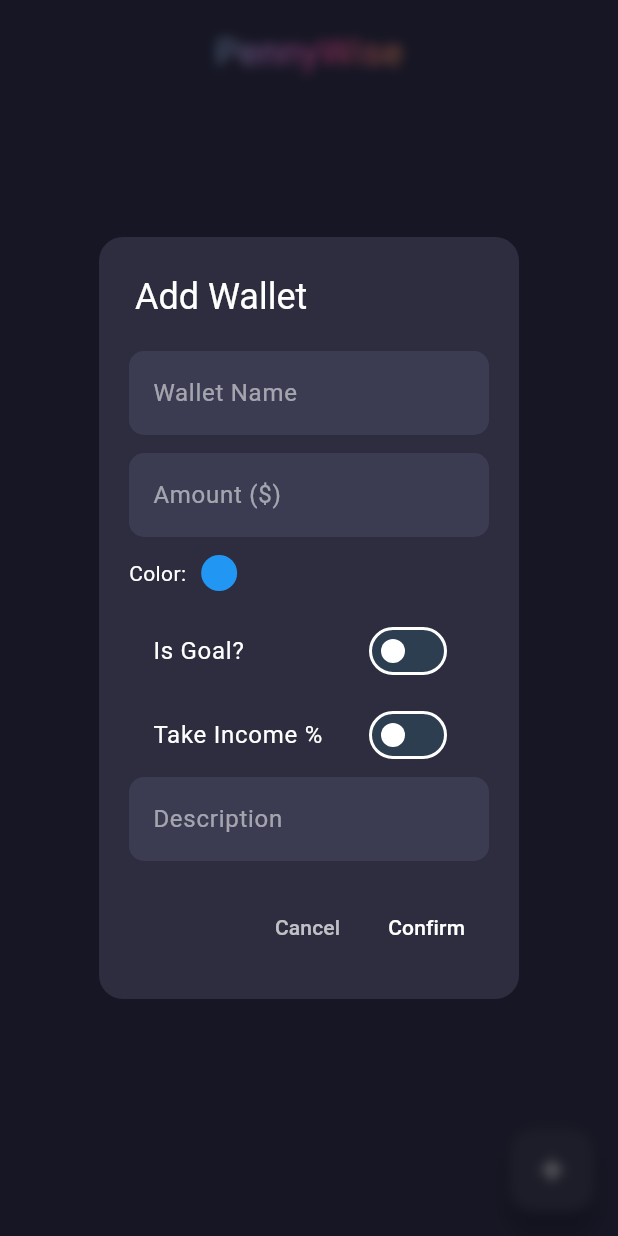
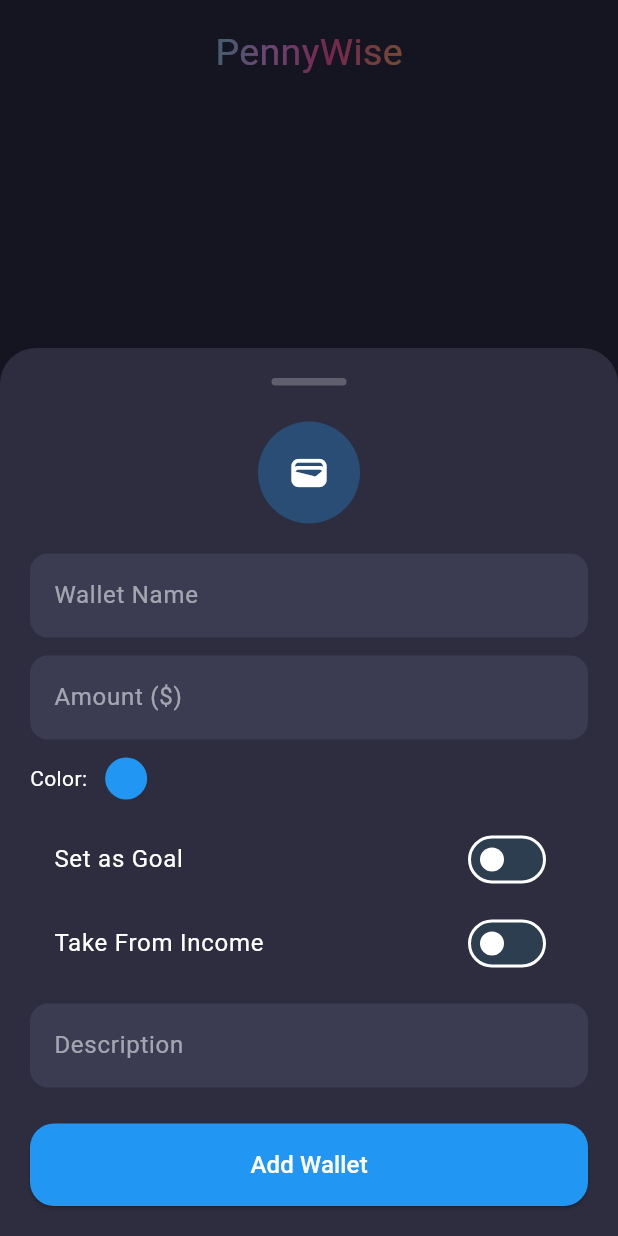
Before and after one commit to sadmaxie/PennyWise, a Flutter app: the WalletsPage screen opened by its route, after a tap on the "add" icon, on a phone screen of 412 x 824 dp. Run offline on Flutter 3.47's test engine with Material 3 defaults, Android fonts, the light colour scheme and no system bars; our stand-ins replace file_picker, flutter_svg, fluttertoast, google_nav_bar, hive, image_picker; accounts and stored records are empty.

Commit message:
Refactor: Rework 'add new wallet' page to display as a bottom sheet.

```diff
--- a/lib/database/wallet_provider.dart
+++ b/lib/database/wallet_provider.dart
@@ -62,6 +62,14 @@ class WalletProvider extends ChangeNotifier {
       );
     }).toList();
   }
+
+  double totalIncomePercentExcluding(Wallet? excludeWallet) {
+    return wallets
+        .where((wallet) =>
+    wallet != excludeWallet && wallet.incomePercent != null)
+        .map((wallet) => wallet.incomePercent!)
+        .fold(0.0, (sum, percent) => sum + percent);
+  }
 }
 
 class ProgressItemWithPercentage {
--- a/lib/models/wallet_card.dart
+++ b/lib/models/wallet_card.dart
@@ -169,7 +169,7 @@ class WalletCard extends StatelessWidget {
                       ),
                     ),
                     Text(
-                      "${(share * 100).toStringAsFixed(2)}%",
+                      "${(share * 100).toStringAsFixed(1)}%",
                       style: const TextStyle(
                         fontSize: 12,
                         color: Colors.white,
--- a/lib/models/wallet_popup.dart
+++ b/lib/models/wallet_popup.dart
@@ -1,124 +1,261 @@
-import 'dart:ui';
+import 'dart:io';
 import 'package:flutter/material.dart';
 import 'package:flutter/services.dart';
+import 'package:image_picker/image_picker.dart';
 import 'package:provider/provider.dart';
 
 import '../database/wallet.dart';
 import '../database/wallet_provider.dart';
+import '../utils/toast_util.dart';
 
-void showWalletPopup(BuildContext context, [Wallet? wallet, int? index]) {
-  final nameController = TextEditingController(text: wallet?.name ?? '');
-  final amountController = TextEditingController(text: wallet?.amount.toString() ?? '');
-  final goalAmountController = TextEditingController(text: wallet?.goalAmount?.toString() ?? '');
-  final descriptionController = TextEditingController(text: wallet?.description ?? '');
-  final incomePercentController = TextEditingController(text: wallet?.incomePercent?.toString() ?? '');
+void showWalletModalSheet(BuildContext context, [Wallet? wallet, int? index]) {
+  showModalBottomSheet(
+    context: context,
+    isScrollControlled: true,
+    backgroundColor: Colors.transparent,
+    builder: (_) => WalletFormSheet(wallet: wallet, index: index),
+  );
+}
 
-  bool isGoal = wallet?.isGoal ?? false;
-  bool hasIncome = wallet?.incomePercent != null;
-  Color selectedColor = wallet?.color ?? Colors.blue;
+class WalletFormSheet extends StatefulWidget {
+  final Wallet? wallet;
+  final int? index;
 
-  showGeneralDialog(
-    context: context,
-    barrierDismissible: true,
-    barrierLabel: 'WalletPopup',
-    pageBuilder: (_, __, ___) => _DialogWrapper(
-      title: wallet == null ? 'Add Wallet' : 'Edit Wallet',
-      contentBuilder: (context, setState, close) {
-        return StatefulBuilder(builder: (context, innerSetState) {
-          return Column(
-            mainAxisSize: MainAxisSize.min,
+  const WalletFormSheet({super.key, this.wallet, this.index});
+
+  @override
+  State<WalletFormSheet> createState() => _WalletFormSheetState();
+}
+
+class _WalletFormSheetState extends State<WalletFormSheet> {
+  late TextEditingController nameController;
+  late TextEditingController amountController;
+  late TextEditingController goalAmountController;
+  late TextEditingController descriptionController;
+  late TextEditingController incomePercentController;
+
+  bool isGoal = false;
+  bool hasIncome = false;
+  Color selectedColor = Colors.blue;
+  File? selectedImage;
+
+  @override
+  void initState() {
+    super.initState();
+    final wallet = widget.wallet;
+    nameController = TextEditingController(text: wallet?.name ?? '');
+    amountController = TextEditingController(text: wallet?.amount.toString() ?? '');
+    goalAmountController = TextEditingController(text: wallet?.goalAmount?.toString() ?? '');
+    descriptionController = TextEditingController(text: wallet?.description ?? '');
+    incomePercentController = TextEditingController(text: wallet?.incomePercent?.toString() ?? '');
+    isGoal = wallet?.isGoal ?? false;
+    hasIncome = wallet?.incomePercent != null;
+    selectedColor = wallet?.color ?? Colors.blue;
+    selectedImage = wallet?.imagePath != null ? File(wallet!.imagePath!) : null;
+  }
+
+  @override
+  Widget build(BuildContext context) {
+    final provider = Provider.of<WalletProvider>(context, listen: false);
+    final remaining = 100 - provider.totalIncomePercentExcluding(widget.wallet);
+
+    return Container(
+      padding: EdgeInsets.only(
+        bottom: MediaQuery.of(context).viewInsets.bottom + 20,
+        top: 20,
+        left: 20,
+        right: 20,
+      ),
+      decoration: const BoxDecoration(
+        color: Color(0xFF2D2D3F),
+        borderRadius: BorderRadius.vertical(top: Radius.circular(24)),
+      ),
+      child: SingleChildScrollView(
+        child: Column(
           children: [
+            // Top drag handle
+            Container(
+              width: 50,
+              height: 5,
+              decoration: BoxDecoration(
+                color: Colors.white24,
+                borderRadius: BorderRadius.circular(12),
+              ),
+            ),
+            const SizedBox(height: 24),
+
+            // Avatar
+            GestureDetector(
+              onTap: _pickImage,
+              child: CircleAvatar(
+                radius: 34,
+                backgroundColor: selectedColor.withOpacity(0.3),
+                backgroundImage: selectedImage != null ? FileImage(selectedImage!) : null,
+                child: selectedImage == null
+                    ? const Icon(Icons.wallet, size: 28, color: Colors.white)
+                    : null,
+              ),
+            ),
+            const SizedBox(height: 20),
+
+            // Fields
             _styledField(nameController, "Wallet Name"),
             const SizedBox(height: 12),
             _styledField(amountController, "Amount (\$)", isNumber: true),
             const SizedBox(height: 12),
+
+            // Color picker
             Row(
               children: [
                 const Text("Color:", style: TextStyle(color: Colors.white)),
-                  const SizedBox(width: 10),
+                const SizedBox(width: 12),
                 GestureDetector(
-                    onTap: () async {
-                      final picked = await showDialog(
+                  onTap: _pickColor,
+                  child: CircleAvatar(backgroundColor: selectedColor, radius: 14),
+                ),
+              ],
+            ),
+            const SizedBox(height: 12),
+
+            // Toggles
+            SwitchListTile.adaptive(
+              value: isGoal,
+              onChanged: (val) => setState(() => isGoal = val),
+              title: const Text("Set as Goal", style: TextStyle(color: Colors.white)),
+            ),
+            if (isGoal)
+              _styledField(goalAmountController, "Goal Amount", isNumber: true),
+
+            SwitchListTile.adaptive(
+              value: hasIncome,
+              onChanged: (val) => setState(() => hasIncome = val),
+              title: const Text("Take From Income", style: TextStyle(color: Colors.white)),
+            ),
+            if (hasIncome) ...[
+              _styledField(incomePercentController, "Income % (0-100)", isNumber: true),
+              Align(
+                alignment: Alignment.centerLeft,
+                child: Text(
+                  "Remaining: ${remaining.toStringAsFixed(0)}%",
+                  style: const TextStyle(color: Colors.white60, fontSize: 12),
+                ),
+              ),
+            ],
+
+            const SizedBox(height: 12),
+            _styledField(descriptionController, "Description", isMultiline: true),
+            const SizedBox(height: 24),
+
+            // Action button
+            SizedBox(
+              width: double.infinity,
+              child: ElevatedButton(
+                style: ElevatedButton.styleFrom(
+                  backgroundColor: selectedColor,
+                  padding: const EdgeInsets.symmetric(vertical: 16),
+                  shape: RoundedRectangleBorder(borderRadius: BorderRadius.circular(16)),
+                ),
+                onPressed: () => _handleSave(context, provider, remaining),
+                child: Text(
+                  widget.wallet == null ? "Add Wallet" : "Save Changes",
+                  style: const TextStyle(fontSize: 16, color: Colors.white),
+                ),
+              ),
+            ),
+          ],
+        ),
+      ),
+    );
+  }
+
+  void _handleSave(BuildContext context, WalletProvider provider, double remaining) {
+    final name = nameController.text.trim();
+    final percent = double.tryParse(incomePercentController.text);
+
+    if (name.isEmpty) {
+      showToast("Wallet name is required", color: Colors.red);
+      return;
+    }
+    if (isGoal && double.tryParse(goalAmountController.text) == null) {
+      showToast("Enter a valid goal amount", color: Colors.red);
+      return;
+    }
+    if (hasIncome && (percent == null || percent > remaining)) {
+      showToast("Invalid or excess income %", color: Colors.red);
+      return;
+    }
+
+    final newWallet = Wallet(
+      name: name,
+      amount: double.tryParse(amountController.text) ?? 0,
+      isGoal: isGoal,
+      goalAmount: isGoal ? double.tryParse(goalAmountController.text) : null,
+      incomePercent: hasIncome ? percent : null,
+      description: descriptionController.text.trim(),
+      colorValue: selectedColor.value,
+      imagePath: selectedImage?.path,
+      createdAt: widget.wallet?.createdAt ?? DateTime.now(),
+      history: widget.wallet?.history ?? [],
+      icon: widget.wallet?.icon,
+    );
+
+    if (widget.wallet == null) {
+      provider.addWallet(newWallet);
+    } else if (widget.index != null) {
+      provider.updateWallet(widget.index!, newWallet);
+    }
+
+    Navigator.pop(context);
+  }
+
+  Future<void> _pickImage() async {
+    final picker = ImagePicker();
+    final picked = await picker.pickImage(source: ImageSource.gallery);
+    if (picked != null) setState(() => selectedImage = File(picked.path));
+  }
+
+  Future<void> _pickColor() async {
+    final picked = await showDialog<Color>(
       context: context,
       builder: (_) => AlertDialog(
         backgroundColor: const Color(0xFF2D2D3F),
         title: const Text("Pick a color", style: TextStyle(color: Colors.white)),
         content: Wrap(
-                            children: Colors.primaries.map((c) {
-                              return GestureDetector(
+          spacing: 10,
+          runSpacing: 10,
+          children: Colors.primaries
+              .expand((color) => [100, 400, 700].map((shade) => color[shade]!))
+              .map((c) => GestureDetector(
             onTap: () => Navigator.pop(context, c),
             child: Container(
-                                  margin: const EdgeInsets.all(4),
               width: 30,
               height: 30,
-                                  decoration: BoxDecoration(color: c, shape: BoxShape.circle),
+              decoration: BoxDecoration(
+                color: c,
+                shape: BoxShape.circle,
+                border: selectedColor == c
+                    ? Border.all(color: Colors.white, width: 2)
+                    : null,
               ),
-                              );
-                            }).toList(),
+            ),
+          ))
+              .toList(),
         ),
       ),
     );
-                      if (picked != null) innerSetState(() => selectedColor = picked);
-                    },
-                    child: CircleAvatar(backgroundColor: selectedColor, radius: 12),
-                  ),
-                ],
-              ),
-              const SizedBox(height: 12),
-              SwitchListTile(
-                value: isGoal,
-                onChanged: (val) => innerSetState(() => isGoal = val),
-                title: const Text("Is Goal?", style: TextStyle(color: Colors.white)),
-              ),
-              if (isGoal)
-                _styledField(goalAmountController, "Goal Amount", isNumber: true),
-              SwitchListTile(
-                value: hasIncome,
-                onChanged: (val) => innerSetState(() => hasIncome = val),
-                title: const Text("Take Income %", style: TextStyle(color: Colors.white)),
-              ),
-              if (hasIncome)
-                _styledField(incomePercentController, "Income %", isNumber: true),
-              _styledField(descriptionController, "Description"),
-            ],
-          );
-        });
-      },
-      onConfirm: () {
-        final name = nameController.text.trim();
-        final amount = double.tryParse(amountController.text) ?? 0;
-        final goal = isGoal ? double.tryParse(goalAmountController.text) : null;
-        final income = hasIncome ? double.tryParse(incomePercentController.text) : null;
-        final desc = descriptionController.text.trim();
-
-        final newWallet = Wallet(
-          name: name,
-          amount: amount,
-          isGoal: isGoal,
-          goalAmount: goal,
-          incomePercent: income,
-          description: desc,
-          colorValue: selectedColor.value,
-          icon: wallet?.icon,
-          history: wallet?.history ?? [],
-          createdAt: wallet?.createdAt ?? DateTime.now(),
-        );
-
-        final provider = Provider.of<WalletProvider>(context, listen: false);
-        if (wallet == null) {
-          provider.addWallet(newWallet);
-        } else if (index != null) {
-          provider.updateWallet(index, newWallet);
-        }
-      },
-    ),
-  );
+    if (picked != null) setState(() => selectedColor = picked);
   }
 
-Widget _styledField(TextEditingController controller, String hint, {bool isNumber = false}) {
+  Widget _styledField(TextEditingController controller, String hint,
+      {bool isNumber = false, bool isMultiline = false}) {
     return TextField(
       controller: controller,
-    keyboardType: isNumber ? const TextInputType.numberWithOptions(decimal: true) : TextInputType.text,
+      keyboardType: isNumber
+          ? const TextInputType.numberWithOptions(decimal: true)
+          : isMultiline
+          ? TextInputType.multiline
+          : TextInputType.text,
+      maxLines: isMultiline ? null : 1,
       inputFormatters: isNumber
           ? [FilteringTextInputFormatter.allow(RegExp(r'[0-9.]'))]
           : [],
@@ -129,54 +266,10 @@ Widget _styledField(TextEditingController controller, String hint, {bool isNumbe
         filled: true,
         fillColor: const Color(0xFF3B3B52),
         border: OutlineInputBorder(
-        borderRadius: BorderRadius.circular(10),
+          borderRadius: BorderRadius.circular(12),
           borderSide: BorderSide.none,
         ),
       ),
     );
   }
-
-class _DialogWrapper extends StatelessWidget {
-  final String title;
-  final Widget Function(BuildContext, void Function(void Function()), VoidCallback) contentBuilder;
-  final VoidCallback onConfirm;
-
-  const _DialogWrapper({
-    required this.title,
-    required this.contentBuilder,
-    required this.onConfirm,
-  });
-
-  @override
-  Widget build(BuildContext context) {
-    return BackdropFilter(
-      filter: ImageFilter.blur(sigmaX: 4, sigmaY: 4),
-      child: Center(
-        child: AlertDialog(
-          backgroundColor: const Color(0xFF2D2D3F),
-          shape: RoundedRectangleBorder(borderRadius: BorderRadius.circular(16)),
-          contentPadding: const EdgeInsets.symmetric(horizontal: 20, vertical: 20),
-          title: Text(title, style: const TextStyle(color: Colors.white)),
-          content: StatefulBuilder(
-            builder: (context, setState) {
-              return contentBuilder(context, setState, () => Navigator.pop(context));
-            },
-          ),
-          actions: [
-            TextButton(
-              onPressed: () => Navigator.pop(context),
-              child: const Text("Cancel", style: TextStyle(color: Colors.white70)),
-            ),
-            TextButton(
-              onPressed: () {
-                Navigator.pop(context);
-                onConfirm();
-              },
-              child: const Text("Confirm", style: TextStyle(color: Colors.white)),
-            ),
-          ],
-        ),
-      ),
-    );
 }
-}
--- a/lib/screens/wallets/wallets_page.dart
+++ b/lib/screens/wallets/wallets_page.dart
@@ -44,7 +44,7 @@ class WalletsPage extends StatelessWidget {
                     return WalletCard(
                       wallet: wallet,
                       index: index,
-                      onEdit: () => showWalletPopup(context, wallet, index),
+                      onEdit: () => showWalletModalSheet(context, wallet, index),
                       onDelete: () {
                         final provider = Provider.of<WalletProvider>(context, listen: false);
                         provider.deleteWallet(index);
@@ -60,7 +60,7 @@ class WalletsPage extends StatelessWidget {
       ),
       floatingActionButton: FloatingActionButton(
         backgroundColor: const Color(0xFF3B3B52),
-        onPressed: () => showWalletPopup(context),
+        onPressed: () => showWalletModalSheet(context),
         child: const Icon(Icons.add),
       ),
     );
```
Lines whose indentation alone changed are shown as unchanged.
